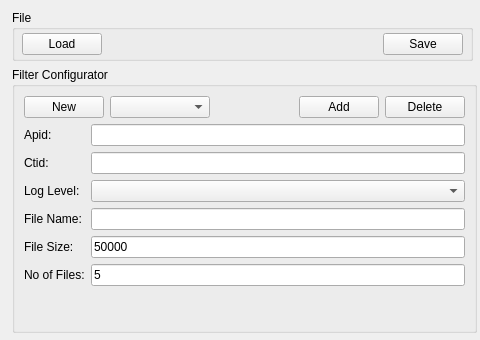
First picture: the form in plugin/dltlogstorageplugin/logstorageconfigcreatorform.ui, repository WinvicWang/dlt-viewer-for-adb, before the edit; both pictures show x 0 to 480 and y 0 to 340 of the 742 by 340 pixel window.
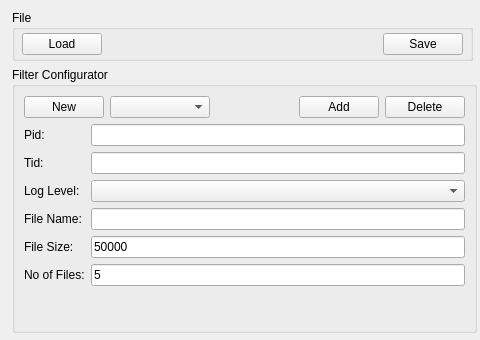
Second picture: the form after the edit.

```diff
--- a/plugin/dltlogstorageplugin/logstorageconfigcreatorform.ui
+++ b/plugin/dltlogstorageplugin/logstorageconfigcreatorform.ui
@@ -184,7 +184,7 @@
               <string>Application Identifier</string>
              </property>
              <property name="text">
-              <string>Apid:</string>
+              <string>Pid:</string>
              </property>
             </widget>
            </item>
@@ -197,7 +197,7 @@
               <string>Context Identifier</string>
              </property>
              <property name="text">
-              <string>Ctid:</string>
+              <string>Tid:</string>
              </property>
             </widget>
            </item>
```
Left out of the diff: 8 changed lines with no effect on the pictures.
